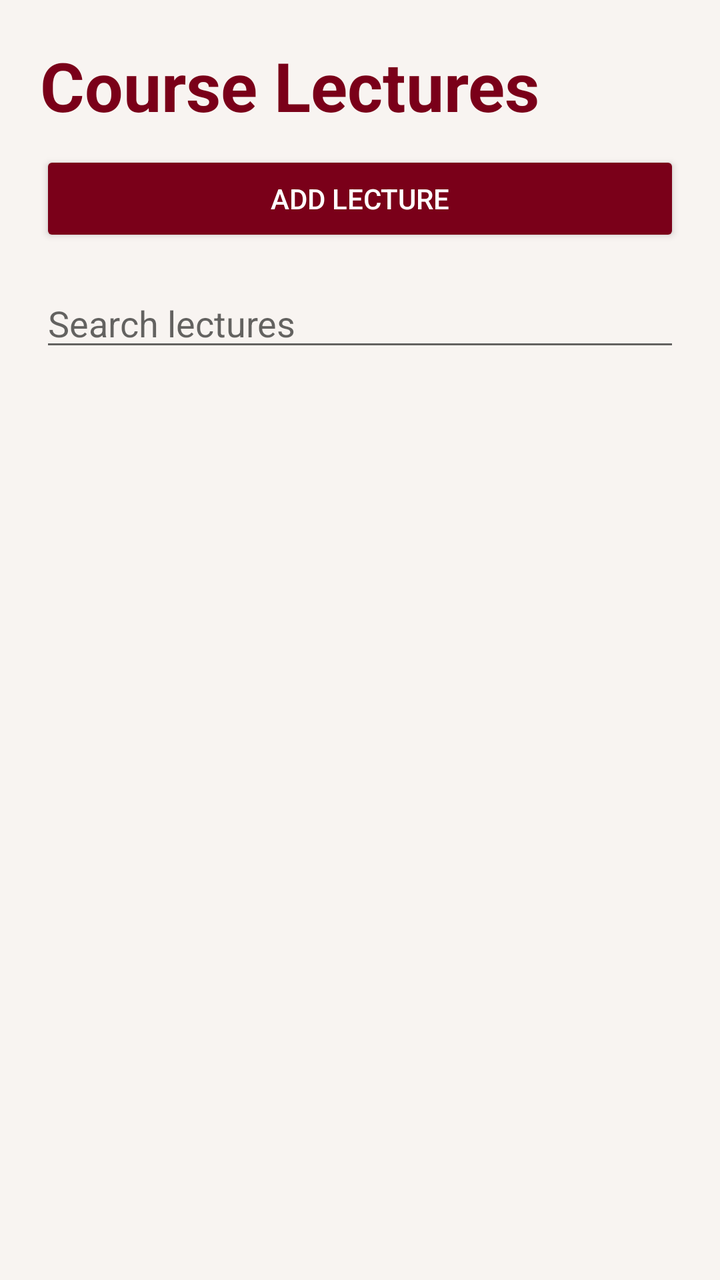
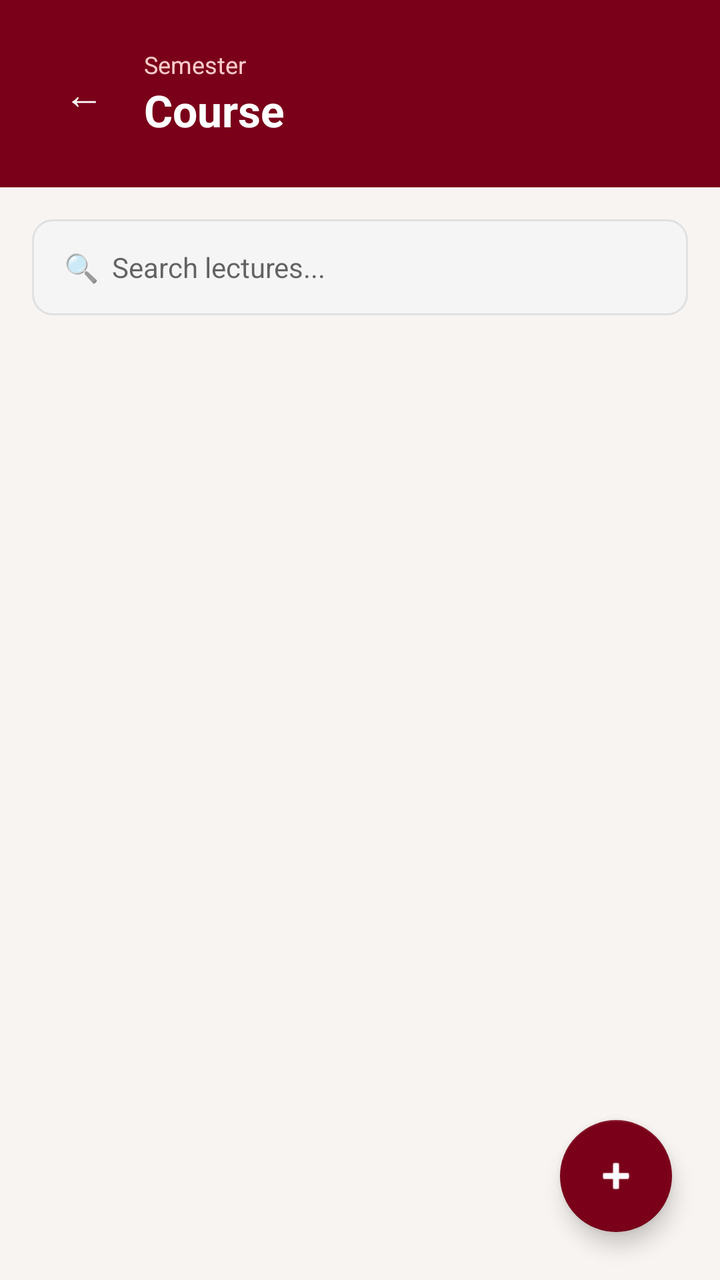

Compare the two renders of this Android layout. The source of the first and the diff that turns it into the second are given below.
<!-- AndroidManifest.xml: application theme Theme.AppCompat.Light.NoActionBar -->
<!-- res/layout/activity_lectures.xml -->
<?xml version="1.0" encoding="utf-8"?>
<LinearLayout xmlns:android="http://schemas.android.com/apk/res/android"
    android:layout_width="match_parent"
    android:layout_height="match_parent"
    android:orientation="vertical"
    android:background="#F8F4F1"
    android:padding="20dp">

    <TextView
        android:id="@+id/txtCourseName"
        android:layout_width="wrap_content"
        android:layout_height="wrap_content"
        android:text="Course Lectures"
        android:textSize="34sp"
        android:textStyle="bold"
        android:textColor="#7A0019"
        android:layout_marginBottom="10dp"/>

    <Button
        android:id="@+id/btnAddLecture"
        android:layout_width="match_parent"
        android:layout_height="wrap_content"
        android:text="Add Lecture"
        android:textColor="#FFFFFF"
        android:backgroundTint="#7A0019"
        android:layout_marginBottom="16dp"/>

    <EditText
        android:id="@+id/searchLectureBar"
        android:layout_width="match_parent"
        android:layout_height="wrap_content"
        android:hint="Search lectures"
        android:layout_marginBottom="12dp"/>

    <ProgressBar
        android:id="@+id/progressBar"
        android:layout_width="wrap_content"
        android:layout_height="wrap_content"
        android:layout_gravity="center"
        android:visibility="gone"/>

    <ScrollView
        android:layout_width="match_parent"
        android:layout_height="0dp"
        android:layout_weight="1">

        <LinearLayout
            android:id="@+id/lectureContainer"
            android:layout_width="match_parent"
            android:layout_height="wrap_content"
            android:orientation="vertical"/>

    </ScrollView>

</LinearLayout>
<!-- resources referenced by this layout -->
<resources>

</resources>

<!-- the commit's change to res/layout/activity_lectures.xml (unified diff, before → after) -->
@@ -1,55 +1,140 @@
 <?xml version="1.0" encoding="utf-8"?>
-<LinearLayout xmlns:android="http://schemas.android.com/apk/res/android"
+<androidx.coordinatorlayout.widget.CoordinatorLayout
+    xmlns:android="http://schemas.android.com/apk/res/android"
+    xmlns:app="http://schemas.android.com/apk/res-auto"
     android:layout_width="match_parent"
     android:layout_height="match_parent"
-    android:orientation="vertical"
-    android:background="#F8F4F1"
-    android:padding="20dp">
+    android:background="#F8F4F1">
 
-    <TextView
-        android:id="@+id/txtCourseName"
+    <LinearLayout
+        android:layout_width="match_parent"
+        android:layout_height="match_parent"
+        android:orientation="vertical">
+
+        
+        <LinearLayout
+            android:layout_width="match_parent"
+            android:layout_height="wrap_content"
+            android:background="#7A0019"
+            android:orientation="vertical"
+            android:padding="24dp"
+            android:paddingTop="40dp">
+
+            <LinearLayout
+                android:layout_width="match_parent"
+                android:layout_height="wrap_content"
+                android:orientation="horizontal"
+                android:gravity="center_vertical">
+
+                
+                <TextView
+                    android:id="@+id/btnBack"
+                    android:layout_width="36dp"
+                    android:layout_height="36dp"
+                    android:text="←"
+                    android:textSize="20sp"
+                    android:textColor="#FFFFFF"
+                    android:gravity="center"
+                    android:layout_marginEnd="12dp"/>
+
+                <LinearLayout
+                    android:layout_width="0dp"
+                    android:layout_height="wrap_content"
+                    android:layout_weight="1"
+                    android:orientation="vertical">
+
+                    <TextView
+                        android:id="@+id/txtSemesterLabel"
+                        android:layout_width="wrap_content"
+                        android:layout_height="wrap_content"
+                        android:text="Semester"
+                        android:textColor="#FFCCCC"
+                        android:textSize="12sp"/>
+
+                    <TextView
+                        android:id="@+id/txtCourseName"
+                        android:layout_width="wrap_content"
+                        android:layout_height="wrap_content"
+                        android:text="Course"
+                        android:textColor="#FFFFFF"
+                        android:textSize="22sp"
+                        android:textStyle="bold"/>
+
+                </LinearLayout>
+
+            </LinearLayout>
+
+        </LinearLayout>
+
+        
+        <LinearLayout
+            android:layout_width="match_parent"
+            android:layout_height="wrap_content"
+            android:padding="16dp"
+            android:background="#F8F4F1">
+
+            <EditText
+                android:id="@+id/searchLectureBar"
+                android:layout_width="match_parent"
+                android:layout_height="48dp"
+                android:background="@drawable/input_rounded"
+                android:hint="🔍  Search lectures..."
+                android:paddingStart="16dp"
+                android:paddingEnd="16dp"
+                android:textSize="14sp"
+                android:inputType="text"/>
+
+        </LinearLayout>
+
+        
+        <ProgressBar
+            android:id="@+id/progressBar"
+            android:layout_width="wrap_content"
+            android:layout_height="wrap_content"
+            android:layout_gravity="center"
+            android:visibility="gone"/>
+
+        
+        <TextView
+            android:id="@+id/txtEmpty"
+            android:layout_width="match_parent"
+            android:layout_height="wrap_content"
+            android:text="No lectures yet.\nTap + to add your first lecture."
+            android:textColor="#AAAAAA"
+            android:textSize="15sp"
+            android:gravity="center"
+            android:padding="48dp"
+            android:visibility="gone"/>
+
+        
+        <ScrollView
+            android:layout_width="match_parent"
+            android:layout_height="0dp"
+            android:layout_weight="1"
+            android:clipToPadding="false"
+            android:paddingBottom="80dp">
+
+            <LinearLayout
+                android:id="@+id/lectureContainer"
+                android:layout_width="match_parent"
+                android:layout_height="wrap_content"
+                android:orientation="vertical"
+                android:padding="16dp"/>
+
+        </ScrollView>
+
+    </LinearLayout>
+
+    
+    <com.google.android.material.floatingactionbutton.FloatingActionButton
+        android:id="@+id/btnAddLecture"
         android:layout_width="wrap_content"
         android:layout_height="wrap_content"
-        android:text="Course Lectures"
-        android:textSize="34sp"
-        android:textStyle="bold"
-        android:textColor="#7A0019"
-        android:layout_marginBottom="10dp"/>
+        android:layout_gravity="bottom|end"
+        android:layout_margin="24dp"
+        android:contentDescription="Add Lecture"
+        app:backgroundTint="#7A0019"
+        app:tint="#FFFFFF"
+        android:src="@android:drawable/ic_input_add"/>
 
-    <Button
-        android:id="@+id/btnAddLecture"
-        android:layout_width="match_parent"
-        android:layout_height="wrap_content"
-        android:text="Add Lecture"
-        android:textColor="#FFFFFF"
-        android:backgroundTint="#7A0019"
-        android:layout_marginBottom="16dp"/>
-
-    <EditText
-        android:id="@+id/searchLectureBar"
-        android:layout_width="match_parent"
-        android:layout_height="wrap_content"
-        android:hint="Search lectures"
-        android:layout_marginBottom="12dp"/>
-
-    <ProgressBar
-        android:id="@+id/progressBar"
-        android:layout_width="wrap_content"
-        android:layout_height="wrap_content"
-        android:layout_gravity="center"
-        android:visibility="gone"/>
-
-    <ScrollView
-        android:layout_width="match_parent"
-        android:layout_height="0dp"
-        android:layout_weight="1">
-
-        <LinearLayout
-            android:id="@+id/lectureContainer"
-            android:layout_width="match_parent"
-            android:layout_height="wrap_content"
-            android:orientation="vertical"/>
-
-    </ScrollView>
-
-</LinearLayout>
+</androidx.coordinatorlayout.widget.CoordinatorLayout>
<!-- resource entries referenced after the edit -->
@@ -1,5 +1,12 @@
 <!-- resources referenced by this layout -->
 <resources>
-
+  <!-- drawable input_rounded (drawable) -->
+  <?xml version="1.0" encoding="utf-8"?>
+  <shape xmlns:android="http://schemas.android.com/apk/res/android"
+      android:shape="rectangle">
+      <solid android:color="#F5F5F5"/>
+      <corners android:radius="10dp"/>
+      <stroke android:width="1dp" android:color="#E0E0E0"/>
+  </shape>
 </resources>
 
